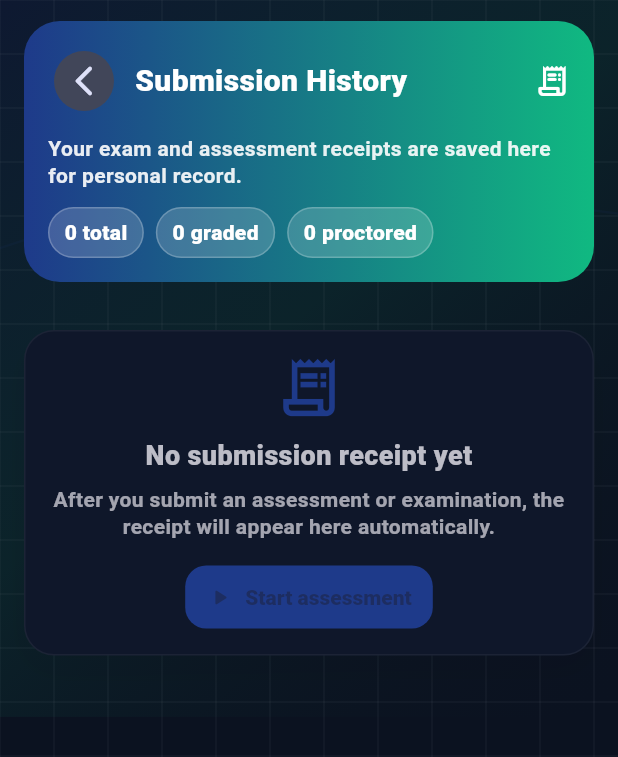
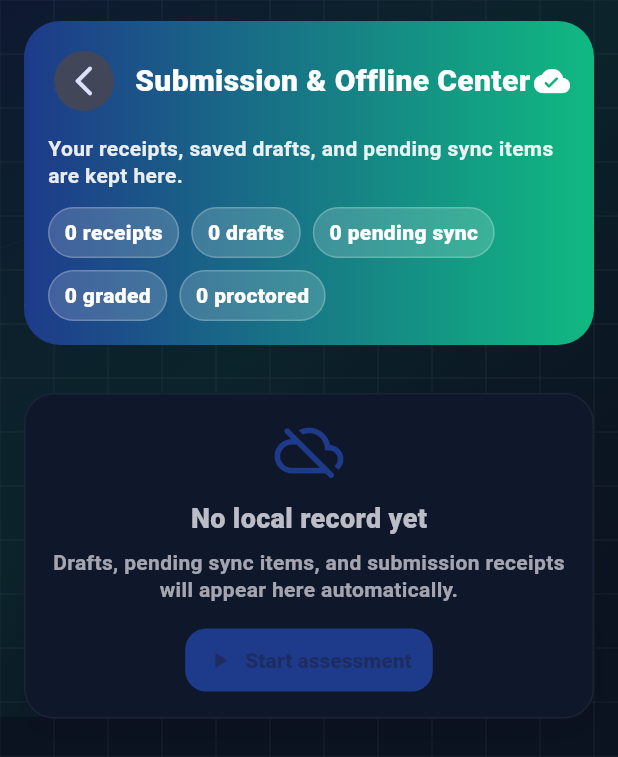
Before and after one commit to Bkzazzau1/k-slas-my-course, a Flutter app: the ResultsView screen opened by its route, on a phone screen of 412 x 824 dp. Shown: the top 757 px of the screen. Run offline on Flutter 3.47's test engine with Material 3 defaults, Android fonts, the phone set to English and light mode, and no system bars; our stand-ins replace camera, file_picker, get, get_storage, video_player; missing offline and left inert: dart:ffi, flutter_rust_bridge, livekit_client, record; accounts and stored records are empty.

Commit message:
Show offline drafts and pending sync on student history screen

```diff
--- a/lib/modules/results/view/results_view.dart
+++ b/lib/modules/results/view/results_view.dart
@@ -3,6 +3,7 @@ import 'package:get/get.dart';
 
 import '../../../core/widgets/luxury_scaffold.dart';
 import '../../../data/models/exam_models.dart';
+import '../../../data/services/draft_sync_service.dart';
 import '../../../data/services/submission_history_service.dart';
 
 class ResultsView extends StatefulWidget {
@@ -14,22 +15,30 @@ class ResultsView extends StatefulWidget {
 
 class _ResultsViewState extends State<ResultsView> {
   late List<SubmissionHistoryRecord> records;
+  late List<OfflineDraftRecord> drafts;
+  late List<PendingSyncRecord> pendingSync;
 
   @override
   void initState() {
     super.initState();
+    load();
+  }
+
+  void load() {
     records = SubmissionHistoryService.load();
+    drafts = DraftSyncService.loadDrafts();
+    pendingSync = DraftSyncService.loadPendingSync();
   }
 
   Future<void> refresh() async {
-    setState(() => records = SubmissionHistoryService.load());
+    setState(load);
   }
 
   @override
   Widget build(BuildContext context) {
-    final cs = Theme.of(context).colorScheme;
     final graded = records.where((e) => e.gradingType == GradingType.graded).length;
     final proctored = records.where((e) => e.proctored).length;
+    final hasAny = records.isNotEmpty || drafts.isNotEmpty || pendingSync.isNotEmpty;
 
     return Scaffold(
       body: LuxuryScaffold(
@@ -38,23 +47,52 @@ class _ResultsViewState extends State<ResultsView> {
           children: [
             Padding(
               padding: const EdgeInsets.fromLTRB(16, 14, 16, 12),
-              child: _Header(total: records.length, graded: graded, proctored: proctored),
+              child: _Header(
+                total: records.length,
+                graded: graded,
+                proctored: proctored,
+                drafts: drafts.length,
+                pending: pendingSync.length,
+              ),
             ),
             Expanded(
               child: RefreshIndicator(
                 onRefresh: refresh,
-                child: records.isEmpty
+                child: !hasAny
                     ? ListView(
                         padding: const EdgeInsets.fromLTRB(16, 20, 16, 24),
                         children: [
                           _EmptyCard(onStart: () => Get.toNamed('/cbt/setup', arguments: {'courseCode': 'CSC 305'})),
                         ],
                       )
-                    : ListView.separated(
+                    : ListView(
                         padding: const EdgeInsets.fromLTRB(16, 0, 16, 24),
-                        itemCount: records.length,
-                        separatorBuilder: (_, __) => const SizedBox(height: 12),
-                        itemBuilder: (context, index) => _SubmissionCard(record: records[index]),
+                        children: [
+                          if (drafts.isNotEmpty) ...[
+                            _SectionLabel(title: 'Offline drafts', subtitle: 'Saved locally. Continue when ready.'),
+                            const SizedBox(height: 8),
+                            ...drafts.map((draft) => Padding(
+                                  padding: const EdgeInsets.only(bottom: 12),
+                                  child: _DraftCard(draft: draft),
+                                )),
+                          ],
+                          if (pendingSync.isNotEmpty) ...[
+                            _SectionLabel(title: 'Pending sync', subtitle: 'Waiting to upload when network is available.'),
+                            const SizedBox(height: 8),
+                            ...pendingSync.map((item) => Padding(
+                                  padding: const EdgeInsets.only(bottom: 12),
+                                  child: _PendingSyncCard(item: item),
+                                )),
+                          ],
+                          if (records.isNotEmpty) ...[
+                            _SectionLabel(title: 'Submission receipts', subtitle: 'Completed submissions and receipt numbers.'),
+                            const SizedBox(height: 8),
+                            ...records.map((record) => Padding(
+                                  padding: const EdgeInsets.only(bottom: 12),
+                                  child: _SubmissionCard(record: record),
+                                )),
+                          ],
+                        ],
                       ),
               ),
             ),
@@ -66,10 +104,18 @@ class _ResultsViewState extends State<ResultsView> {
 }
 
 class _Header extends StatelessWidget {
-  const _Header({required this.total, required this.graded, required this.proctored});
+  const _Header({
+    required this.total,
+    required this.graded,
+    required this.proctored,
+    required this.drafts,
+    required this.pending,
+  });
   final int total;
   final int graded;
   final int proctored;
+  final int drafts;
+  final int pending;
 
   @override
   Widget build(BuildContext context) {
@@ -92,16 +138,16 @@ class _Header extends StatelessWidget {
               const SizedBox(width: 10),
               const Expanded(
                 child: Text(
-                  'Submission History',
+                  'Submission & Offline Center',
                   style: TextStyle(color: Colors.white, fontWeight: FontWeight.w900, fontSize: 20),
                 ),
               ),
-              const Icon(Icons.receipt_long_rounded, color: Colors.white),
+              const Icon(Icons.cloud_done_rounded, color: Colors.white),
             ],
           ),
           const SizedBox(height: 12),
           Text(
-            'Your exam and assessment receipts are saved here for personal record.',
+            'Your receipts, saved drafts, and pending sync items are kept here.',
             style: TextStyle(color: Colors.white.withValues(alpha: 0.90), fontWeight: FontWeight.w700),
           ),
           const SizedBox(height: 12),
@@ -109,7 +155,9 @@ class _Header extends StatelessWidget {
             spacing: 8,
             runSpacing: 8,
             children: [
-              _HeroPill(label: '$total total'),
+              _HeroPill(label: '$total receipts'),
+              _HeroPill(label: '$drafts drafts'),
+              _HeroPill(label: '$pending pending sync'),
               _HeroPill(label: '$graded graded'),
               _HeroPill(label: '$proctored proctored'),
             ],
@@ -138,6 +186,25 @@ class _HeroPill extends StatelessWidget {
   }
 }
 
+class _SectionLabel extends StatelessWidget {
+  const _SectionLabel({required this.title, required this.subtitle});
+  final String title;
+  final String subtitle;
+
+  @override
+  Widget build(BuildContext context) {
+    final cs = Theme.of(context).colorScheme;
+    return Padding(
+      padding: const EdgeInsets.only(top: 6),
+      child: Column(crossAxisAlignment: CrossAxisAlignment.start, children: [
+        Text(title, style: TextStyle(color: cs.onSurface, fontWeight: FontWeight.w900, fontSize: 16)),
+        const SizedBox(height: 2),
+        Text(subtitle, style: TextStyle(color: cs.onSurface.withValues(alpha: 0.66), fontWeight: FontWeight.w600)),
+      ]),
+    );
+  }
+}
+
 class _EmptyCard extends StatelessWidget {
   const _EmptyCard({required this.onStart});
   final VoidCallback onStart;
@@ -149,12 +216,12 @@ class _EmptyCard extends StatelessWidget {
       context,
       child: Column(
         children: [
-          Icon(Icons.receipt_long_outlined, size: 46, color: cs.primary),
+          Icon(Icons.cloud_off_rounded, size: 46, color: cs.primary),
           const SizedBox(height: 12),
-          const Text('No submission receipt yet', style: TextStyle(fontWeight: FontWeight.w900, fontSize: 18)),
+          const Text('No local record yet', style: TextStyle(fontWeight: FontWeight.w900, fontSize: 18)),
           const SizedBox(height: 8),
           Text(
-            'After you submit an assessment or examination, the receipt will appear here automatically.',
+            'Drafts, pending sync items, and submission receipts will appear here automatically.',
             textAlign: TextAlign.center,
             style: TextStyle(color: cs.onSurface.withValues(alpha: 0.70), fontWeight: FontWeight.w600),
           ),
@@ -162,6 +229,67 @@ class _EmptyCard extends StatelessWidget {
           FilledButton.icon(onPressed: onStart, icon: const Icon(Icons.play_arrow_rounded), label: const Text('Start assessment')),
         ],
       ),
+    );
+  }
+}
+
+class _DraftCard extends StatelessWidget {
+  const _DraftCard({required this.draft});
+  final OfflineDraftRecord draft;
+
+  @override
+  Widget build(BuildContext context) {
+    final remaining = draft.secondsLeft <= 0
+        ? 'Untimed / expired'
+        : '${(draft.secondsLeft ~/ 60).toString().padLeft(2, '0')}:${(draft.secondsLeft % 60).toString().padLeft(2, '0')} left';
+    return _glass(
+      context,
+      child: Column(crossAxisAlignment: CrossAxisAlignment.start, children: [
+        Row(children: [
+          const Icon(Icons.save_rounded, color: Colors.orange),
+          const SizedBox(width: 10),
+          Expanded(child: Text(draft.title, style: const TextStyle(fontWeight: FontWeight.w900, fontSize: 16))),
+          _StatusChip(label: 'Draft', color: Colors.orange.shade700),
+        ]),
+        const SizedBox(height: 10),
+        _InfoRow(label: 'Course', value: draft.courseCode),
+        _InfoRow(label: 'Answered', value: '${draft.answered}/${draft.total}'),
+        _InfoRow(label: 'Saved', value: _formatDate(draft.savedAt)),
+        _InfoRow(label: 'Time', value: remaining),
+        const SizedBox(height: 8),
+        SizedBox(
+          width: double.infinity,
+          child: FilledButton.icon(
+            onPressed: () => Get.toNamed('/cbt/setup', arguments: {'courseCode': draft.courseCode}),
+            icon: const Icon(Icons.play_arrow_rounded),
+            label: const Text('Continue assessment'),
+          ),
+        ),
+      ]),
+    );
+  }
+}
+
+class _PendingSyncCard extends StatelessWidget {
+  const _PendingSyncCard({required this.item});
+  final PendingSyncRecord item;
+
+  @override
+  Widget build(BuildContext context) {
+    return _glass(
+      context,
+      child: Column(crossAxisAlignment: CrossAxisAlignment.start, children: [
+        Row(children: [
+          const Icon(Icons.sync_problem_rounded, color: Colors.orange),
+          const SizedBox(width: 10),
+          Expanded(child: Text(item.title, style: const TextStyle(fontWeight: FontWeight.w900, fontSize: 16))),
+          _StatusChip(label: 'Pending', color: Colors.orange.shade700),
+        ]),
+        const SizedBox(height: 10),
+        _InfoRow(label: 'Course', value: item.courseCode),
+        _InfoRow(label: 'Status', value: item.status),
+        _InfoRow(label: 'Created', value: _formatDate(item.createdAt)),
+      ]),
     );
   }
 }
@@ -218,15 +346,6 @@ class _SubmissionCard extends StatelessWidget {
       ),
     );
   }
-
-  static String _formatDate(DateTime value) {
-    final y = value.year.toString().padLeft(4, '0');
-    final m = value.month.toString().padLeft(2, '0');
-    final d = value.day.toString().padLeft(2, '0');
-    final hh = value.hour.toString().padLeft(2, '0');
-    final mm = value.minute.toString().padLeft(2, '0');
-    return '$y-$m-$d $hh:$mm';
-  }
 }
 
 class _InfoRow extends StatelessWidget {
@@ -264,6 +383,15 @@ class _StatusChip extends StatelessWidget {
   }
 }
 
+String _formatDate(DateTime value) {
+  final y = value.year.toString().padLeft(4, '0');
+  final m = value.month.toString().padLeft(2, '0');
+  final d = value.day.toString().padLeft(2, '0');
+  final hh = value.hour.toString().padLeft(2, '0');
+  final mm = value.minute.toString().padLeft(2, '0');
+  return '$y-$m-$d $hh:$mm';
+}
+
 Widget _glass(BuildContext context, {required Widget child}) {
   final cs = Theme.of(context).colorScheme;
   return Container(
```
